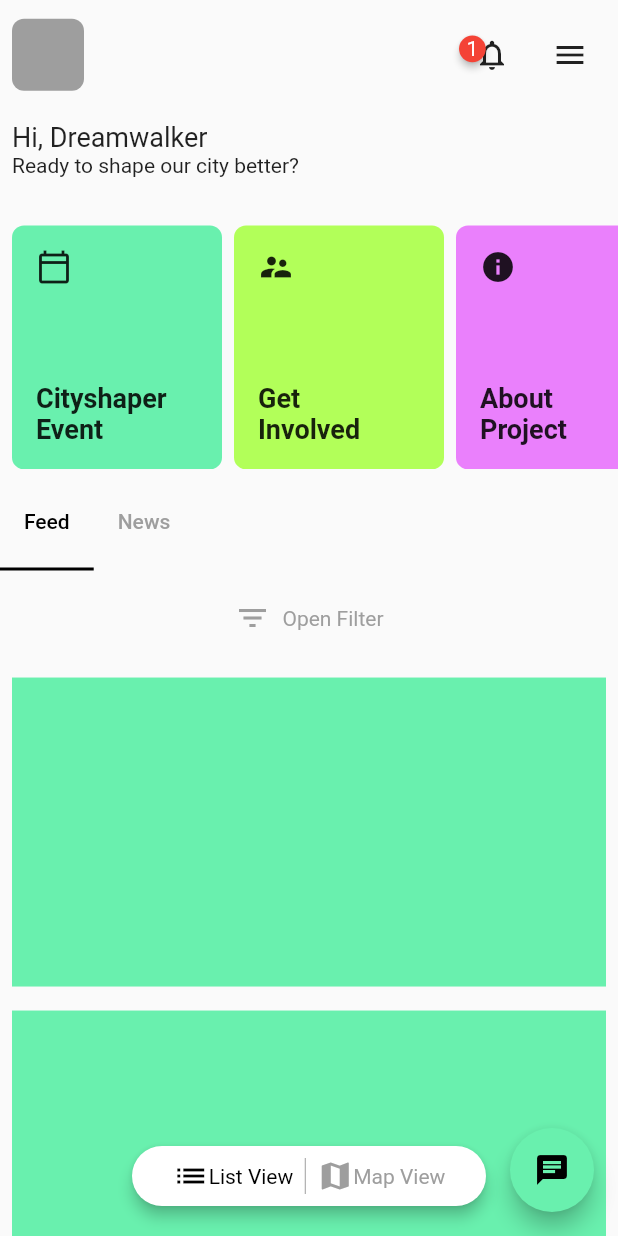
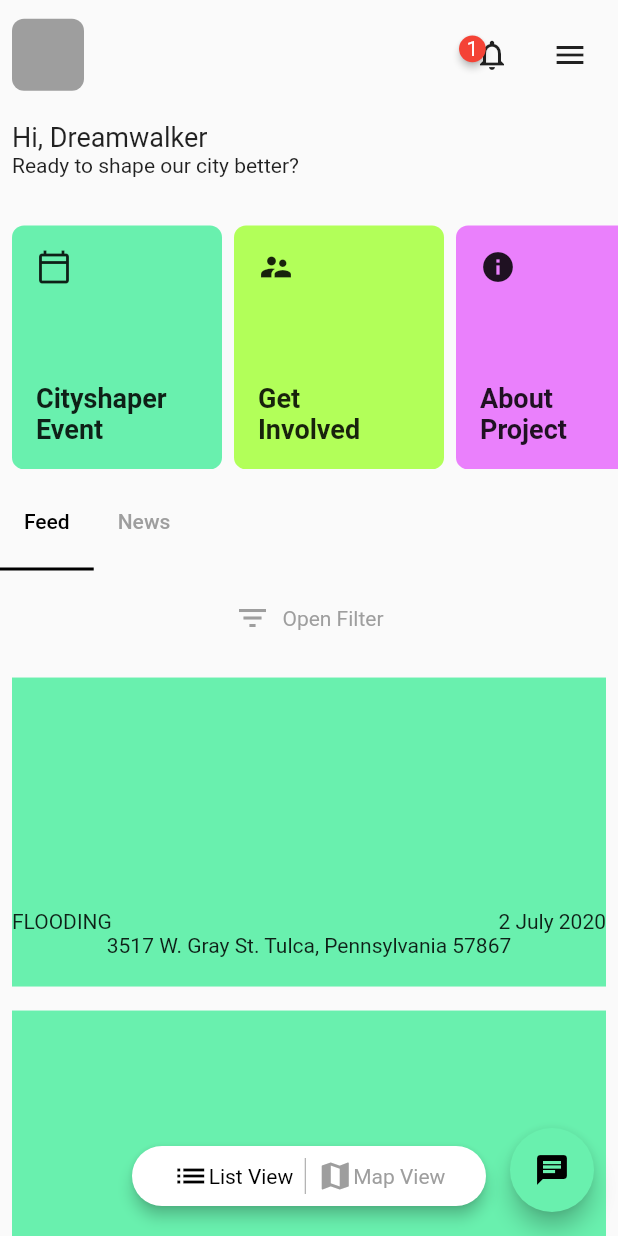
Before and after one commit to JAICHANGPARK/flutter_notebook_11th_story, a Flutter app: the screen it shows after launch, on a phone screen of 412 x 824 dp. Run offline on Flutter 3.47's test engine with Material 2 defaults, Android fonts, the phone set to English and light mode, and no system bars; drawn by our look-alikes of badges; our stand-ins replace backdrop, flutter_inner_drawer, flutter_slidable, flutter_swiper, google_fonts.

Commit message:
Update irys_home_page.dart

```diff
--- a/lib/ep727_irys_mobile_app/ui/irys_home_page.dart
+++ b/lib/ep727_irys_mobile_app/ui/irys_home_page.dart
@@ -232,7 +232,12 @@ class _IrysHomePageState extends State<IrysHomePage> with SingleTickerProviderSt
                                             ),
                                             Expanded(
                                               child: Column(
-                                                children: [],
+                                                children: [
+                                                  Row(
+                                                    children: [Text("FLOODING"), Spacer(), Text('2 July 2020')],
+                                                  ),
+                                                  Text("3517 W. Gray St. Tulca, Pennsylvania 57867")
+                                                ],
                                               ),
                                               flex: 2,
                                             ),
```
